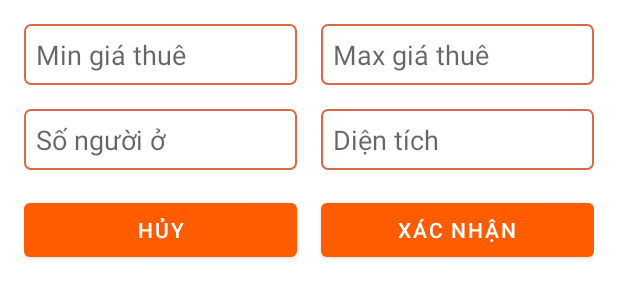
After one commit to Vo-Hoa-Thuan/quanlynhatro_nhom15, an Android app: the layout dialog_filter.xml on its own in the app's theme, with its tools: preview values and no code run, on a phone screen of 412 x 824 dp. The commit adds this screen. Shown: the top 300 px of the screen. Run offline under Robolectric (Android 15) with nearby library versions, the phone set to English and light mode, and no system bars; Roboto replaces fonts that are not available here.

Commit message:
Thang 6/6

```diff
--- a/app/src/main/AndroidManifest.xml
+++ b/app/src/main/AndroidManifest.xml
@@ -89,6 +89,10 @@
             android:name="ct07n.hcmact.quanlynhatro_nhom15.activity.ActivityKetThucHopDong"
             android:exported="false" />
 
+        <activity
+            android:name="ct07n.hcmact.quanlynhatro_nhom15.activity.ActivityDoanhThu"
+            android:exported="false" />
+
     </application>
 
 </manifest>
--- a/app/src/main/java/ct07n/hcmact/quanlynhatro_nhom15/activity/ActivityTaoHopDong.kt
+++ b/app/src/main/java/ct07n/hcmact/quanlynhatro_nhom15/activity/ActivityTaoHopDong.kt
@@ -63,6 +63,7 @@ class ActivityTaoHopDong : AppCompatActivity() {
                 if (response.isSuccessful && response.body() != null) {
                     listPhongChuaCoHopDong.clear()
                     listPhongChuaCoHopDong.addAll(response.body()!!)
+                    listPhongChuaCoHopDong.sortBy { it.ten_phong }
                     setupRecyclerView()
                 } else {
                     Toast.makeText(this@ActivityTaoHopDong, "Failed to retrieve data", Toast.LENGTH_SHORT).show()
@@ -85,6 +86,7 @@ class ActivityTaoHopDong : AppCompatActivity() {
                 }
                 intent.putExtras(bundle)
                 startActivity(intent)
+
             }
         })
         binding.rcyPhongTrongCanTaoHopDong.layoutManager = LinearLayoutManager(this)
--- a/app/src/main/java/ct07n/hcmact/quanlynhatro_nhom15/api/HopdongApiService.kt
+++ b/app/src/main/java/ct07n/hcmact/quanlynhatro_nhom15/api/HopdongApiService.kt
@@ -7,7 +7,7 @@ import retrofit2.http.*
 
 interface HopdongApiService {
     @GET("hopDong")
-    fun getAllHopDong(): Call<List<HopDong>>
+    fun getAllHopDongByMaKhu(@Path("id") id: String): Call<List<HopDong>>
 
     @POST("hopDong")
     fun insertHopDong(@Body hopDong: HopDong): Call<Void>
--- a/app/src/main/java/ct07n/hcmact/quanlynhatro_nhom15/api/RetrofitClient.kt
+++ b/app/src/main/java/ct07n/hcmact/quanlynhatro_nhom15/api/RetrofitClient.kt
@@ -5,7 +5,7 @@ import retrofit2.converter.gson.GsonConverterFactory
 
 object RetrofitClient {
 
-    private const val BASE_URL = "http://192.168.170.211:3000/"
+    private const val BASE_URL = "http://192.168.76.18:3000/"
     val instance: Retrofit by lazy {
         Retrofit.Builder()
             .baseUrl(BASE_URL)
--- /dev/null
+++ b/app/src/main/res/drawable/edittext_border.xml
@@ -0,0 +1,7 @@
+<?xml version="1.0" encoding="utf-8"?>
+<shape xmlns:android="http://schemas.android.com/apk/res/android">
+    <solid android:color="@android:color/transparent" />
+    <stroke android:width="1dp" android:color="#DA6946" />
+    <corners android:radius="4dp" />
+    <padding android:left="8dp" android:top="8dp" android:right="8dp" android:bottom="8dp" />
+</shape>
--- /dev/null
+++ b/app/src/main/res/layout/dialog_filter.xml
@@ -0,0 +1,87 @@
+<?xml version="1.0" encoding="utf-8"?>
+<LinearLayout xmlns:android="http://schemas.android.com/apk/res/android"
+    android:layout_width="match_parent"
+    android:layout_height="wrap_content"
+    android:orientation="vertical"
+    android:padding="16dp"
+    android:background="@android:color/white">
+
+    <LinearLayout
+        android:layout_width="match_parent"
+        android:layout_height="wrap_content"
+        android:orientation="horizontal">
+
+        <EditText
+            android:id="@+id/edtMinGiaThue"
+            android:layout_width="0dp"
+            android:layout_height="wrap_content"
+            android:layout_weight="1"
+            android:hint="Min giá thuê"
+            android:background="@drawable/edittext_border"
+            android:padding="8dp"
+            android:layout_marginEnd="8dp" />
+
+        <EditText
+            android:id="@+id/edtMaxGiaThue"
+            android:layout_width="0dp"
+            android:layout_height="wrap_content"
+            android:layout_weight="1"
+            android:hint="Max giá thuê"
+            android:background="@drawable/edittext_border"
+            android:padding="8dp"
+            android:layout_marginStart="8dp" />
+    </LinearLayout>
+
+    <LinearLayout
+        android:layout_width="match_parent"
+        android:layout_height="wrap_content"
+        android:orientation="horizontal"
+        android:layout_marginTop="16dp">
+
+        <EditText
+            android:id="@+id/edtSoNguoiO"
+            android:layout_width="0dp"
+            android:layout_height="wrap_content"
+            android:layout_weight="1"
+            android:hint="Số người ở"
+            android:background="@drawable/edittext_border"
+            android:padding="8dp"
+            android:layout_marginEnd="8dp" />
+
+        <EditText
+            android:id="@+id/edtDienTich"
+            android:layout_width="0dp"
+            android:layout_height="wrap_content"
+            android:layout_weight="1"
+            android:hint="Diện tích"
+            android:background="@drawable/edittext_border"
+            android:padding="8dp"
+            android:layout_marginStart="8dp" />
+    </LinearLayout>
+
+    <LinearLayout
+        android:layout_width="match_parent"
+        android:layout_height="wrap_content"
+        android:orientation="horizontal"
+        android:layout_marginTop="16dp">
+
+        <Button
+            android:id="@+id/btnHuy"
+            android:layout_width="0dp"
+            android:layout_height="match_parent"
+            android:layout_marginEnd="8dp"
+            android:layout_weight="1"
+            android:text="Hủy"
+            android:textColor="@android:color/white" />
+
+        <Button
+            android:id="@+id/btnXacNhan"
+            android:layout_width="0dp"
+            android:layout_height="wrap_content"
+            android:layout_weight="1"
+            android:text="Xác nhận"
+            android:textColor="@android:color/white"
+            android:layout_marginStart="8dp" />
+    </LinearLayout>
+
+</LinearLayout>
```
Also changed, not shown: app/src/main/java/ct07n/hcmact/quanlynhatro_nhom15/activity/ActivityXuLyPhong.kt (+0 -19 lines), app/src/main/java/ct07n/hcmact/quanlynhatro_nhom15/fragment/FragmentTatCaPhong.kt (+124 -2 lines), app/src/main/java/ct07n/hcmact/quanlynhatro_nhom15/fragment/FragmentTongQuan.kt (+10 -0 lines), app/src/main/res/layout/dialog_tong_tien_coc.xml (added, +24 -0 lines), app/src/main/res/layout/fragment_tat_ca_phong.xml (+10 -0 lines).
